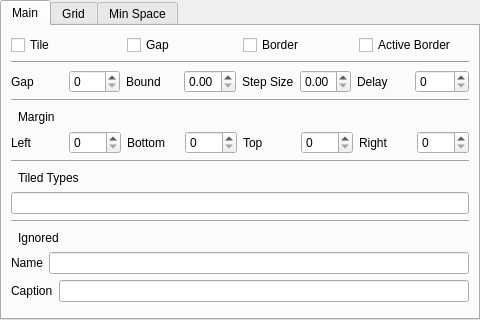
Old version of the form contents/ui/config.ui in the repository lingtjien/Grid-Tiling-Kwin.
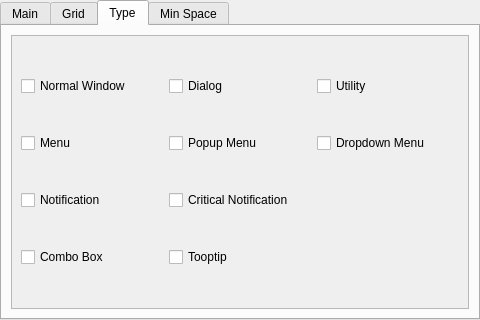
New version of the form. The open tabs and pages were chosen to show the change.

Commit message: add seperate checkboxes for tiled window types

Patch:
```diff
--- a/contents/ui/config.ui
+++ b/contents/ui/config.ui
@@ -215,48 +215,6 @@
               </property>
             </widget>
           </item>
-          <item>
-            <layout class="QHBoxLayout" name="layoutMainGroup5">
-              <item>
-                <spacer name="typeHeaderSpacerleft">
-                  <property name="orientation">
-                    <enum>Qt::Horizontal</enum>
-                  </property>
-                </spacer>
-              </item>
-              <item>
-                <widget class="QLabel" name="typeHeaderTitle">
-                  <property name="layoutDirection">
-                    <enum>Qt::LeftToRight</enum>
-                  </property>
-                  <property name="text">
-                    <string>Tiled Types</string>
-                  </property>
-                </widget>
-              </item>
-              <item>
-                <spacer name="typeHeaderSpacerRight">
-                  <property name="orientation">
-                    <enum>Qt::Horizontal</enum>
-                  </property>
-                </spacer>
-              </item>
-            </layout>
-          </item>
-          <item>
-            <widget class="QLineEdit" name="kcfg_tiledType">
-              <property name="text">
-                <string/>
-              </property>
-            </widget>
-          </item>
-          <item>
-            <widget class="Line" name="lineMain3">
-              <property name="orientation">
-                <enum>Qt::Horizontal</enum>
-              </property>
-            </widget>
-          </item>
           <item>
             <layout class="QHBoxLayout" name="layoutMainGroup4">
               <item>
@@ -565,6 +523,97 @@
           </item>
         </layout>
       </widget>
+      <widget class="QWidget" name="tabType">
+        <attribute name="title">
+          <string>Type</string>
+        </attribute>
+        <layout class="QVBoxLayout" name="layoutType">
+          <item>
+            <widget class="QScrollArea" name="scrollType">
+              <property name="frameShadow">
+                <enum>QFrame::Plain</enum>
+              </property>
+              <property name="widgetResizable">
+                <bool>true</bool>
+              </property>
+              <widget class="QWidget" name="scrollAreaType">
+                <layout class="QGridLayout" name="gridType">
+                  <item row="0" column="0">
+                    <widget class="QCheckBox" name="kcfg_typeNormalWindow">
+                      <property name="text">
+                        <string>Normal Window</string>
+                      </property>
+                    </widget>
+                  </item>
+                  <item row="0" column="1">
+                    <widget class="QCheckBox" name="kcfg_typeDialog">
+                      <property name="text">
+                        <string>Dialog</string>
+                      </property>
+                    </widget>
+                  </item>
+                  <item row="0" column="2">
+                    <widget class="QCheckBox" name="kcfg_typeUtility">
+                      <property name="text">
+                        <string>Utility</string>
+                      </property>
+                    </widget>
+                  </item>
+                  <item row="1" column="0">
+                    <widget class="QCheckBox" name="kcfg_typeMenu">
+                      <property name="text">
+                        <string>Menu</string>
+                      </property>
+                    </widget>
+                  </item>
+                  <item row="1" column="1">
+                    <widget class="QCheckBox" name="kcfg_typePopupMenu">
+                      <property name="text">
+                        <string>Popup Menu</string>
+                      </property>
+                    </widget>
+                  </item>
+                  <item row="1" column="2">
+                    <widget class="QCheckBox" name="kcfg_typeDropdownMenu">
+                      <property name="text">
+                        <string>Dropdown Menu</string>
+                      </property>
+                    </widget>
+                  </item>
+                  <item row="2" column="0">
+                    <widget class="QCheckBox" name="kcfg_typeNotification">
+                      <property name="text">
+                        <string>Notification</string>
+                      </property>
+                    </widget>
+                  </item>
+                  <item row="2" column="1">
+                    <widget class="QCheckBox" name="kcfg_typeCriticalNotification">
+                      <property name="text">
+                        <string>Critical Notification</string>
+                      </property>
+                    </widget>
+                  </item>
+                  <item row="3" column="0">
+                    <widget class="QCheckBox" name="kcfg_typeComboBox">
+                      <property name="text">
+                        <string>Combo Box</string>
+                      </property>
+                    </widget>
+                  </item>
+                  <item row="3" column="1">
+                    <widget class="QCheckBox" name="kcfg_typeTooltip">
+                      <property name="text">
+                        <string>Tooptip</string>
+                      </property>
+                    </widget>
+                  </item>
+                </layout>
+              </widget>
+            </widget>
+          </item>
+        </layout>
+      </widget>
       <widget class="QWidget" name="tabMinSpace">
         <attribute name="title">
           <string>Min Space</string>
```
The commit also changes 4 other files.
